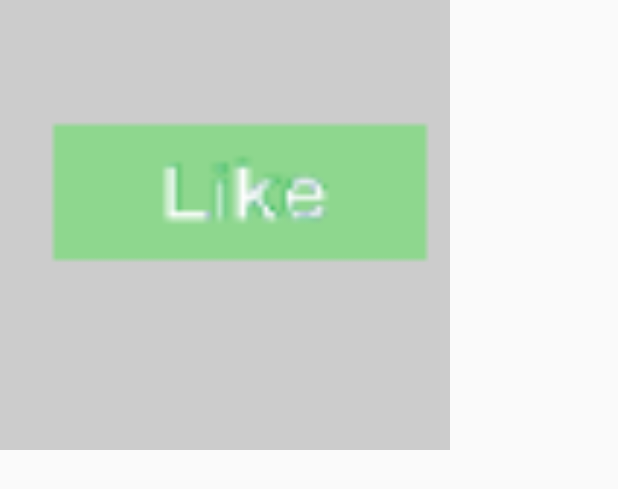
After one commit to ProHax212/RateMyBusinessPartners, an Android app: the layout sample_like_button.xml on its own in the app's theme, with its tools: preview values and no code run, on a phone screen of 412 x 824 dp. The commit adds this screen. Shown: the top 489 px of the screen. Run offline under Robolectric (Android 15) with nearby library versions, the phone set to English and light mode, and no system bars.

Commit message:
Started creating custom views for the like button, haven't implemented it yet

```diff
--- a/app/src/main/java/seniordesign/ratemybusinesspartners/MainActivity.java
+++ b/app/src/main/java/seniordesign/ratemybusinesspartners/MainActivity.java
@@ -58,7 +58,7 @@ import seniordesign.ratemybusinesspartners.models.User;
 public class MainActivity extends AppCompatActivity implements  GoogleApiClient.OnConnectionFailedListener, View.OnClickListener {
 
     String targetCompany;
-    public static User CURRENT_USER = null;
+    public static User CURRENT_USER = new User("Dummy ID Token", "Walmart");
 
     //D&B Login Credintials
     public static final String RYAN_DNB_LOGIN_USERNAME = "P200000FC7D9C7FA3D74F55BFF5D6D15";
--- /dev/null
+++ b/app/src/main/java/seniordesign/ratemybusinesspartners/views/LikeButton.java
@@ -0,0 +1,97 @@
+package seniordesign.ratemybusinesspartners.views;
+
+import android.content.Context;
+import android.content.res.TypedArray;
+import android.graphics.Canvas;
+import android.graphics.Color;
+import android.graphics.Paint;
+import android.graphics.drawable.Drawable;
+import android.text.TextPaint;
+import android.util.AttributeSet;
+import android.view.View;
+
+import seniordesign.ratemybusinesspartners.R;
+
+/**
+ * TODO: document your custom view class.
+ */
+public class LikeButton extends View {
+    private Drawable mDrawable = Drawable.createFromPath("R.mipmap.like_button");
+
+    public LikeButton(Context context) {
+        super(context);
+        init(null, 0);
+    }
+
+    public LikeButton(Context context, AttributeSet attrs) {
+        super(context, attrs);
+        init(attrs, 0);
+    }
+
+    public LikeButton(Context context, AttributeSet attrs, int defStyle) {
+        super(context, attrs, defStyle);
+        init(attrs, defStyle);
+    }
+
+    private void init(AttributeSet attrs, int defStyle) {
+        // Load attributes
+        final TypedArray a = getContext().obtainStyledAttributes(
+                attrs, R.styleable.LikeButton, defStyle, 0);
+
+        if (a.hasValue(R.styleable.LikeButton_drawable)) {
+            mDrawable = a.getDrawable(
+                    R.styleable.LikeButton_drawable);
+            mDrawable.setCallback(this);
+        }
+
+        a.recycle();
+
+        requestLayout();
+    }
+
+    @Override
+    protected void onDraw(Canvas canvas) {
+        super.onDraw(canvas);
+
+        // TODO: consider storing these as member variables to reduce
+        // allocations per draw cycle.
+        int paddingLeft = getPaddingLeft();
+        int paddingTop = getPaddingTop();
+        int paddingRight = getPaddingRight();
+        int paddingBottom = getPaddingBottom();
+
+        int contentWidth = getWidth() - paddingLeft - paddingRight;
+        int contentHeight = getHeight() - paddingTop - paddingBottom;
+
+        // Draw the example drawable on top of the text.
+        if (mDrawable != null) {
+            mDrawable.setBounds(paddingLeft, paddingTop,
+                    paddingLeft + contentWidth, paddingTop + contentHeight);
+            mDrawable.draw(canvas);
+        }
+    }
+
+    /**
+     * Gets the example drawable attribute value.
+     *
+     * @return The example drawable attribute value.
+     */
+    public Drawable getDrawable() {
+        return mDrawable;
+    }
+
+    /**
+     * Sets the view's example drawable attribute value. In the example view, this drawable is
+     * drawn above the text.
+     *
+     * @param exampleDrawable The example drawable attribute value to use.
+     */
+    public void setmDrawable(Drawable exampleDrawable) {
+
+        mDrawable = exampleDrawable;
+
+        invalidate();
+        requestLayout();
+
+    }
+}
--- /dev/null
+++ b/app/src/main/res/layout/sample_like_button.xml
@@ -0,0 +1,15 @@
+<FrameLayout xmlns:android="http://schemas.android.com/apk/res/android"
+    xmlns:app="http://schemas.android.com/apk/res-auto"
+    android:layout_width="match_parent"
+    android:layout_height="match_parent">
+
+    <seniordesign.ratemybusinesspartners.views.LikeButton
+        android:layout_width="300dp"
+        android:layout_height="300dp"
+        android:background="#ccc"
+        android:paddingBottom="40dp"
+        android:paddingStart="20dp"
+        android:paddingLeft="20dp"
+        app:drawable="@mipmap/like_button"/>
+
+</FrameLayout>
--- /dev/null
+++ b/app/src/main/res/values/attrs_like_button.xml
@@ -0,0 +1,6 @@
+<resources>
+    <declare-styleable name="LikeButton">
+        <attr name="drawable" format="reference"/>
+        <attr name="isLiked" format="boolean"/>
+    </declare-styleable>
+</resources>
```
Also changed, not shown: app/src/main/java/seniordesign/ratemybusinesspartners/ReviewResults.java (+18 -18 lines), app/src/main/java/seniordesign/ratemybusinesspartners/WriteReview.java (+8 -1 lines), app/src/main/res/layout/content_view_review.xml (+6 -1 lines), app/src/main/like_button-web.png (added), app/src/main/liked_button-web.png (added), app/src/main/res/mipmap-hdpi/like_button.png (added), app/src/main/res/mipmap-hdpi/liked_button.png (added), app/src/main/res/mipmap-mdpi/like_button.png (added), app/src/main/res/mipmap-mdpi/liked_button.png (added), app/src/main/res/mipmap-xhdpi/like_button.png (added), app/src/main/res/mipmap-xhdpi/liked_button.png (added), app/src/main/res/mipmap-xxhdpi/like_button.png (added), app/src/main/res/mipmap-xxhdpi/liked_button.png (added), app/src/main/res/mipmap-xxxhdpi/like_button.png (added), 1 more files, 1 other file.
